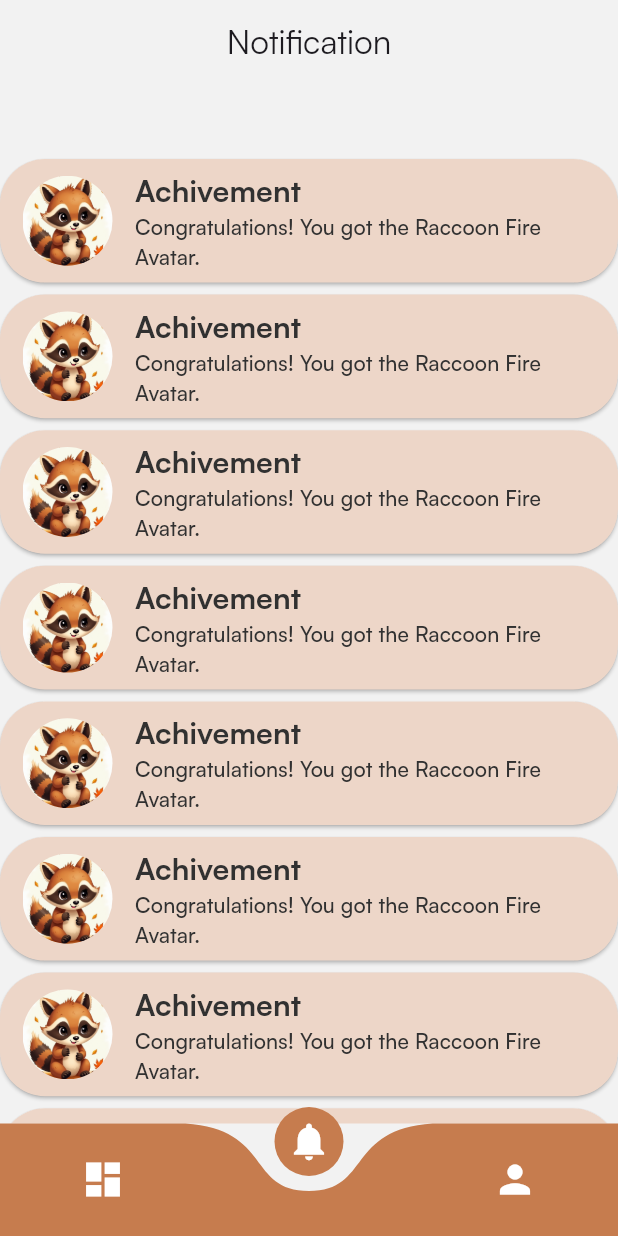
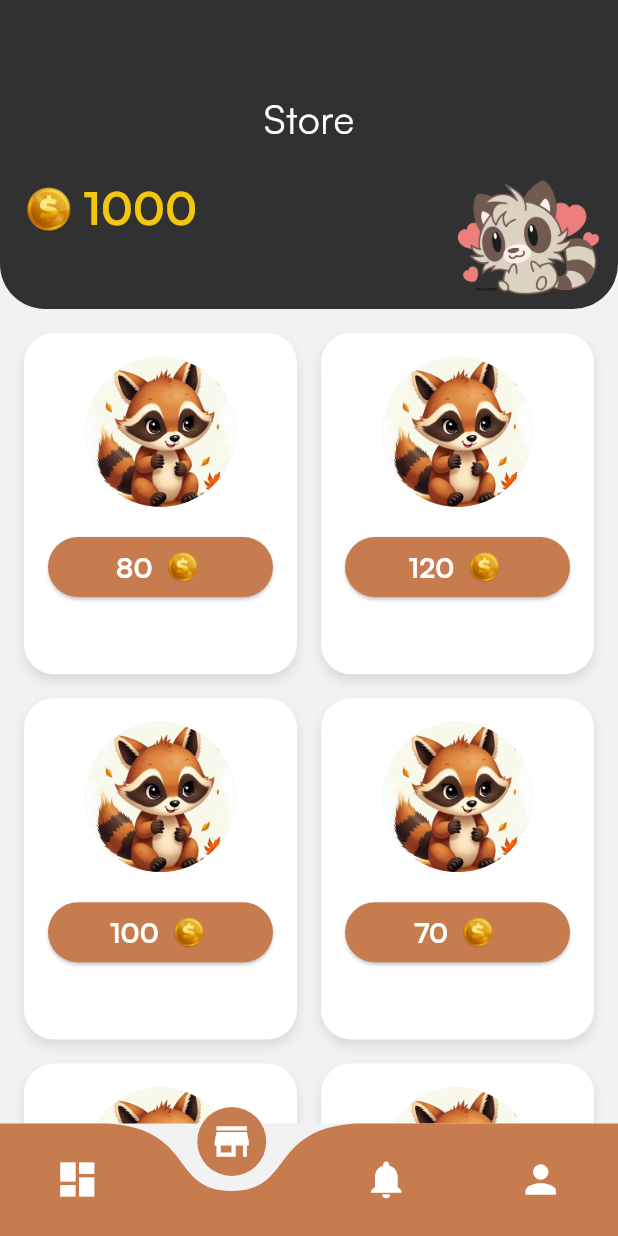
Before and after one commit to MDuuc/learning_app, a Flutter app: the screen it shows after launch, item 2 of the bottom bar chosen, on a phone screen of 412 x 824 dp. Run offline on Flutter 3.47's test engine with Material 3 defaults, Android fonts, the light colour scheme and no system bars; drawn by our look-alikes of curved_navigation_bar; our stand-ins replace flutter_svg, shared_preferences; missing offline and left inert: google_mlkit_digital_ink_recognition.

Commit message:
Create and done UI of store page

```diff
--- a/raccoon_learning/lib/constants/assets/app_images.dart
+++ b/raccoon_learning/lib/constants/assets/app_images.dart
@@ -7,6 +7,7 @@ class AppImages{
   static const String rac_3 = '${basePath}rac_3.png';
   static const String user = '${basePath}user.png';
   static const String fire = '${basePath}fire.png';
+  static const String coin = '${basePath}coin.png';
   static const String raccoon_playing = '${basePath}raccoon_playing.png';
   static const String raccoon_learning = '${basePath}raccoon_learning.png';
   static const String raccoon_achievement = '${basePath}raccoon_achievement.png';
--- a/raccoon_learning/lib/constants/theme/app_colors.dart
+++ b/raccoon_learning/lib/constants/theme/app_colors.dart
@@ -10,7 +10,7 @@ class AppColors {
   static const brown_light = Color(0xFFedd6c8);
   static const orange = Color(0xFFFDA300);
   static const red = Color(0xFFFC5A00);
-
+  static const yellow_coin = Color(0xFFf3c70d);
 
 
 
--- a/raccoon_learning/lib/main.dart
+++ b/raccoon_learning/lib/main.dart
@@ -4,13 +4,13 @@ import 'package:raccoon_learning/constants/theme/app_theme.dart';
 import 'package:raccoon_learning/presentation/home/control_page.dart';
 import 'package:raccoon_learning/presentation/home/learning/draw_page.dart';
 import 'package:raccoon_learning/presentation/intro/intro_page.dart';
-import 'package:raccoon_learning/presentation/user/notify_provider/Avatar_notifier.dart';
+import 'package:raccoon_learning/presentation/user/notify_provider/User_notifier.dart';
 import 'package:raccoon_learning/presentation/widgets/dialog/pause_dialog.dart';
 
 void main() {
   runApp(
     ChangeNotifierProvider(
-      create: (context) => AvatarNotifier()..loadAvatar(),
+      create: (context) => UserNotifier()..loadUserInfo(),
       child: const MyApp(),
     ),
   );
@@ -34,3 +34,38 @@ class MyApp extends StatelessWidget {
     );
   }
 }
+
+
+Future<dynamic> showFullImage(BuildContext context, ImageProvider  image) {
+  return showDialog(
+    context: context,
+    barrierDismissible: false,
+    builder: (BuildContext context) {
+      return Dialog(
+        backgroundColor: Colors.transparent,
+        child: Stack(
+          children: [
+            // Full-screen image
+            Center(
+              child: ClipRRect(
+                borderRadius: BorderRadius.circular(10),
+                child: Image(image: image),
+              ),
+            ),
+            // Close button
+            Positioned(
+              top: 0,
+              right: 0,
+              child: IconButton(
+                icon: Icon(Icons.close, color: Colors.white, size: 30),
+                onPressed: () {
+                  Navigator.of(context).pop(); // Close the dialog
+                },
+              ),
+            ),
+          ],
+        ),
+      );
+    },
+  );
+}
--- a/raccoon_learning/lib/presentation/home/achievement/tab_controler_achive.dart
+++ b/raccoon_learning/lib/presentation/home/achievement/tab_controler_achive.dart
@@ -1,4 +1,5 @@
 import 'package:flutter/material.dart';
+import 'package:raccoon_learning/constants/theme/app_colors.dart';
 import 'package:raccoon_learning/presentation/home/achievement/learning_archie_page.dart';
 
 class TabControlerAchive extends StatefulWidget {
@@ -23,6 +24,8 @@ class _TabControlerAchiveState extends State<TabControlerAchive> with SingleTick
       appBar: AppBar(
         automaticallyImplyLeading: false, // Disable default back button
         title: const Text("Achievement"),
+        backgroundColor: AppColors.black,
+        foregroundColor: Colors.white,
         centerTitle: true,
         leading: GestureDetector(
           onTap: () {
@@ -39,14 +42,15 @@ class _TabControlerAchiveState extends State<TabControlerAchive> with SingleTick
             child: const Icon(
               Icons.arrow_back_ios_new,
               size: 15,
-              color: Colors.black,
+              color: Colors.white,
             ),
           ),
         ),
         bottom: TabBar(
           controller: _tabController,
-          labelColor: Colors.black,
-          indicatorColor: Colors.blue,
+          labelColor: AppColors.brown_light,
+          unselectedLabelColor: Colors.white,
+          indicatorColor: AppColors.brown_light,
           tabs: const [
             Tab(
               text: 'Competitive',
--- a/raccoon_learning/lib/presentation/home/achievement/widget/achiement_button.dart
+++ b/raccoon_learning/lib/presentation/home/achievement/widget/achiement_button.dart
@@ -1,5 +1,6 @@
 import 'package:flutter/material.dart';
 import 'package:raccoon_learning/constants/theme/app_colors.dart';
+import 'package:raccoon_learning/main.dart';
 
 class AchiementButton extends StatefulWidget {
   final ImageProvider image;
@@ -90,37 +91,3 @@ class _AchiementButtonState extends State<AchiementButton> {
     );
   }
 }
-
-Future<dynamic> showFullImage(BuildContext context, ImageProvider  image) {
-  return showDialog(
-    context: context,
-    barrierDismissible: false,
-    builder: (BuildContext context) {
-      return Dialog(
-        backgroundColor: Colors.transparent,
-        child: Stack(
-          children: [
-            // Full-screen image
-            Center(
-              child: ClipRRect(
-                borderRadius: BorderRadius.circular(10),
-                child: Image(image: image),
-              ),
-            ),
-            // Close button
-            Positioned(
-              top: 0,
-              right: 0,
-              child: IconButton(
-                icon: Icon(Icons.close, color: Colors.white, size: 30),
-                onPressed: () {
-                  Navigator.of(context).pop(); // Close the dialog
-                },
-              ),
-            ),
-          ],
-        ),
-      );
-    },
-  );
-}
--- a/raccoon_learning/lib/presentation/home/control_page.dart
+++ b/raccoon_learning/lib/presentation/home/control_page.dart
@@ -4,6 +4,7 @@ import 'package:raccoon_learning/constants/theme/app_colors.dart';
 import 'package:raccoon_learning/presentation/home/home_page.dart';
 import 'package:raccoon_learning/presentation/home/notification_page.dart';
 import 'package:raccoon_learning/presentation/home/profile/profile_page.dart';
+import 'package:raccoon_learning/presentation/home/store_page.dart';
 
 class ControlPage extends StatefulWidget {
   const ControlPage({super.key});
@@ -17,6 +18,7 @@ class _ControlPageState extends State<ControlPage> {
 
   final List<Widget> _page = [
   const HomePage(),
+  const StorePage(),
   const NotificationPage(),
   const ProfilePage(),
 ];
@@ -27,6 +29,7 @@ class _ControlPageState extends State<ControlPage> {
       bottomNavigationBar: CurvedNavigationBar(items: <Widget>
       [
       const Icon(Icons.dashboard, size: 30, color: Colors.white,),
+      const Icon(Icons.store, size: 30, color: Colors.white,),
       const Icon(Icons.notifications, size: 30, color: Colors.white,),
       const Icon(Icons.person, size: 30, color: Colors.white,)
       ],
--- a/raccoon_learning/lib/presentation/home/home_page.dart
+++ b/raccoon_learning/lib/presentation/home/home_page.dart
@@ -4,7 +4,7 @@ import 'package:raccoon_learning/constants/assets/app_images.dart';
 import 'package:raccoon_learning/constants/theme/app_colors.dart';
 import 'package:raccoon_learning/presentation/home/achievement/tab_controler_achive.dart';
 import 'package:raccoon_learning/presentation/home/learning/choose_grade_page.dart';
-import 'package:raccoon_learning/presentation/user/notify_provider/Avatar_notifier.dart';
+import 'package:raccoon_learning/presentation/user/notify_provider/User_notifier.dart';
 
 class HomePage extends StatefulWidget {
   const HomePage({super.key});
@@ -21,7 +21,7 @@ class _HomePageState extends State<HomePage> {
     double screenHeight = MediaQuery.of(context).size.height;
     double screenWidth = MediaQuery.of(context).size.width;
     return Scaffold(
-      body: Consumer<AvatarNotifier>(builder: (context, avatar, child){
+      body: Consumer<UserNotifier>(builder: (context, avatar, child){
         currentAvatar = AssetImage(avatar.avatarPath);
         return Column(
         children: [
--- a/raccoon_learning/lib/presentation/home/profile/change_avatar.dart
+++ b/raccoon_learning/lib/presentation/home/profile/change_avatar.dart
@@ -2,7 +2,8 @@ import 'package:flutter/material.dart';
 import 'package:provider/provider.dart';
 import 'package:raccoon_learning/constants/assets/app_images.dart';
 import 'package:raccoon_learning/constants/theme/app_colors.dart';
-import 'package:raccoon_learning/presentation/user/notify_provider/Avatar_notifier.dart';
+import 'package:raccoon_learning/presentation/user/notify_provider/User_notifier.dart';
+import 'package:raccoon_learning/presentation/widgets/widget.dart';
 
 class ChangeAvatar extends StatefulWidget {
   const ChangeAvatar({super.key});
@@ -112,31 +113,8 @@ class _ChangeAvatarState extends State<ChangeAvatar> {
                     context: context,
                     builder: (context) {
                       //alert diaglog to check twice confirm
-                      return AlertDialog(
-                        title: const Text("Confirm avatar"),
-                        content: const Text("Do you want to choose this avatar?"),
-                        actions: [
-                          TextButton(
-                            onPressed: () => Navigator.pop(context),
-                            child: const Text('Cancle', style: TextStyle(color: AppColors.black),),
-                          ),
-                          TextButton(
-                            onPressed: () {
-                              Provider.of<AvatarNotifier>(context, listen: false).saveAvatar(avatars[selectedIndex]);  //save image
-                              Navigator.pop(context);
-                            },
-                            style: ButtonStyle(
-
-                            ),
-                            child: const Text(
-                              'Confirm',
-                              style: TextStyle(
-                                color: AppColors.primary
-                              ),
-                              ),
-                          ),
-                        ],
-                      );
+                      return
+                      my_alert_dialog(context, 'Confirm avatar', 'Do you want to choose this avatar?', (){Provider.of<UserNotifier>(context, listen: false).saveAvatar(avatars[selectedIndex]);});  //save image  )
                     },
                   );
                 },
--- a/raccoon_learning/lib/presentation/home/profile/profile_page.dart
+++ b/raccoon_learning/lib/presentation/home/profile/profile_page.dart
@@ -1,10 +1,11 @@
 import 'package:flutter/material.dart';
 import 'package:provider/provider.dart';
 import 'package:raccoon_learning/constants/theme/app_colors.dart';
+import 'package:raccoon_learning/main.dart';
 import 'package:raccoon_learning/presentation/home/achievement/widget/achiement_button.dart';
 import 'package:raccoon_learning/presentation/home/profile/change_avatar.dart';
 import 'package:raccoon_learning/presentation/home/profile/change_password_page.dart';
-import 'package:raccoon_learning/presentation/user/notify_provider/Avatar_notifier.dart';
+import 'package:raccoon_learning/presentation/user/notify_provider/User_notifier.dart';
 import 'package:raccoon_learning/presentation/widgets/appbar/app_bar.dart';
 
 class ProfilePage extends StatefulWidget {
@@ -31,7 +32,7 @@ class _ProfilePageState extends State<ProfilePage> {
         ),
         backgroundColor: AppColors.black,
       ),
-      body: Consumer <AvatarNotifier>(builder: (context, avatar, child){
+      body: Consumer <UserNotifier>(builder: (context, avatar, child){
         currentAvatar =AssetImage(avatar.avatarPath);
         return  Stack(
         children: [
--- /dev/null
+++ b/raccoon_learning/lib/presentation/home/store_page.dart
@@ -0,0 +1,184 @@
+import 'package:flutter/material.dart';
+import 'package:provider/provider.dart';
+import 'package:raccoon_learning/constants/assets/app_images.dart';
+import 'package:raccoon_learning/constants/theme/app_colors.dart';
+import 'package:raccoon_learning/main.dart';
+import 'package:raccoon_learning/presentation/home/achievement/widget/achiement_button.dart';
+import 'package:raccoon_learning/presentation/user/notify_provider/User_notifier.dart';
+import 'package:raccoon_learning/presentation/widgets/appbar/app_bar.dart';
+
+class StorePage extends StatefulWidget {
+  const StorePage({super.key});
+
+  @override
+  State<StorePage> createState() => _StorePageState();
+}
+
+class _StorePageState extends State<StorePage> {
+  final List<Map<String, dynamic>> storeItems = [
+    {"image": AppImages.raccoon_notifi, "price": "80"},
+    {"image": AppImages.raccoon_notifi, "price": "120"},
+    {"image": AppImages.raccoon_notifi, "price": "100"},
+    {"image": AppImages.raccoon_notifi, "price": "70"},
+    {"image": AppImages.raccoon_notifi, "price": "80"},
+    {"image": AppImages.raccoon_notifi, "price": "120"},
+    {"image": AppImages.raccoon_notifi, "price": "100"},
+    {"image": AppImages.raccoon_notifi, "price": "70"},
+  ];
+
+  @override
+  Widget build(BuildContext context) {
+    double screenHeight = MediaQuery.of(context).size.height;
+    double screenWidth = MediaQuery.of(context).size.width;
+
+    return Scaffold(
+      body: Consumer<UserNotifier>(builder: (context, user, child) {
+        return Column(
+          children: [
+            Container(
+              width: screenWidth,
+              height: screenHeight / 4,
+              decoration: const BoxDecoration(
+                color: AppColors.black,
+                borderRadius: BorderRadius.only(
+                  bottomRight: Radius.circular(30),
+                  bottomLeft: Radius.circular(30),
+                ),
+              ),
+              child: SingleChildScrollView(
+                child: Column(
+                  children: [
+                    const SizedBox(height: 60),
+                    Text(
+                      "Store",
+                      textAlign: TextAlign.center,
+                      style: const TextStyle(
+                        fontSize: 26,
+                        color: Colors.white,
+                      ),
+                    ),
+                    const SizedBox(height: 20),
+                    Padding(
+                      padding: EdgeInsets.symmetric(horizontal: 10),
+                      child: Row(
+                        crossAxisAlignment: CrossAxisAlignment.start,
+                        children: [
+                          Container(
+                            height: 45,
+                            child: Image.asset(
+                              AppImages.coin,
+                            ),
+                          ),
+                          Text(
+                            "1000",
+                            style: TextStyle(
+                              color: AppColors.yellow_coin,
+                              fontSize: 30,
+                              fontWeight: FontWeight.bold,
+                            ),
+                          ),
+                          const Spacer(),
+                          Container(
+                            width: 100,
+                            child: Image.asset(
+                              AppImages.rac_3,
+                              fit: BoxFit.cover,
+                            ),
+                          ),
+                        ],
+                      ),
+                    ),
+                  ],
+                ),
+              ),
+            ),
+            Expanded(
+              child: GridView.builder(
+                padding: const EdgeInsets.all(16),
+                gridDelegate: const SliverGridDelegateWithFixedCrossAxisCount(
+                  crossAxisCount: 2,
+                  crossAxisSpacing: 16,
+                  mainAxisSpacing: 16,
+                  childAspectRatio: 0.8,
+                ),
+                itemCount: storeItems.length,
+                itemBuilder: (context, index) {
+                  final item = storeItems[index];
+                  return storeItem(
+                    context,
+                     item["image"],
+                     item["price"],
+                     () {
+                      // Do something here
+                    },
+                  );
+                },
+              ),
+            ),
+          ],
+        );
+      }),
+    );
+  }
+}
+
+
+
+  @override
+  Widget storeItem (BuildContext context, String image,  String price,  final VoidCallback onPress) {
+    return Container(
+      padding: const EdgeInsets.all(16.0),
+      decoration: BoxDecoration(
+        color: Colors.white,
+        borderRadius: BorderRadius.circular(20),
+        boxShadow: [
+          BoxShadow(
+            color: Colors.black.withOpacity(0.1),
+            blurRadius: 6,
+            offset: const Offset(0, 4),
+          ),
+        ],
+      ),
+      child: Column(
+        mainAxisSize: MainAxisSize.min,
+        children: [
+          GestureDetector(
+            onTap: (){showFullImage(context, AssetImage(image));},
+            child: CircleAvatar(
+              radius: 50,
+              backgroundImage: AssetImage(image),
+            ),
+          ),
+          const SizedBox(height: 16),
+          SizedBox(
+            child: ElevatedButton(
+              onPressed: onPress,
+              style: ElevatedButton.styleFrom(
+                shape: RoundedRectangleBorder(
+                  borderRadius: BorderRadius.circular(20),
+                ),
+                backgroundColor: AppColors.primary,
+              ),
+              child: Row(
+                mainAxisAlignment: MainAxisAlignment.center,
+                children: [
+                  Text(
+                    price,
+                    style: const TextStyle(
+                        color: Colors.white,
+                        fontSize: 18,
+                        fontWeight: FontWeight.bold),
+                  ),
+                  const SizedBox(width: 5),
+                  Container(
+                    height: 30,
+                    child: Image.asset(AppImages.coin),
+                  ),
+                ],
+              ),
+            ),
+          ),
+        ],
+      ),
+    );
+  }
--- a/raccoon_learning/lib/presentation/user/notify_provider/Avatar_notifier.dart
+++ /dev/null
@@ -1,24 +0,0 @@
-import 'package:flutter/foundation.dart';
-import 'package:raccoon_learning/constants/assets/app_images.dart';
-import 'package:shared_preferences/shared_preferences.dart';
-
-class AvatarNotifier extends ChangeNotifier {
-  String _avatarPath = AppImages.user;  // Avatar default
-
-  String get avatarPath => _avatarPath;
-
-  // Hàm lấy dữ liệu avatar từ SharedPreferences
-  Future<void> loadAvatar() async {
-    final prefs = await SharedPreferences.getInstance();
-    _avatarPath = prefs.getString('user_avatar') ?? '';  // get avatar from  shraredPreference
-    notifyListeners();
-  }
-
-  // Hàm lưu dữ liệu avatar vào SharedPreferences
-  Future<void> saveAvatar(String avatarPath) async {
-    final prefs = await SharedPreferences.getInstance();
-    await prefs.setString('user_avatar', avatarPath);  // save avatar
-    _avatarPath = avatarPath;
-    notifyListeners();
-  }
-}
--- /dev/null
+++ b/raccoon_learning/lib/presentation/user/notify_provider/User_notifier.dart
@@ -0,0 +1,42 @@
+import 'package:flutter/foundation.dart';
+import 'package:raccoon_learning/constants/assets/app_images.dart';
+import 'package:shared_preferences/shared_preferences.dart';
+
+class UserNotifier extends ChangeNotifier {
+  String _avatarPath = AppImages.user;  // Avatar default
+  String _username = '';
+  int _coin = 0;
+  String get avatarPath => _avatarPath;
+  String get username => _username;
+  int get coin => _coin;
+  // Get user in4 From SharedPreferences
+  Future<void> loadUserInfo() async {
+    final prefs = await SharedPreferences.getInstance();
+    _avatarPath = prefs.getString('user_avatar') ?? AppImages.user;
+    _username = prefs.getString('username') ?? '';
+    _coin = prefs.getInt('user_coin') ?? 0;
+    notifyListeners();
+  }
+
+  // Save avatar to SharedPreferences
+  Future<void> saveAvatar(String avatarPath) async {
+    final prefs = await SharedPreferences.getInstance();
+    await prefs.setString('user_avatar', avatarPath);  // save avatar
+    _avatarPath = avatarPath;
+    notifyListeners();
+  }
+
+    Future<void> saveUsername(String username) async {
+    final prefs = await SharedPreferences.getInstance();
+    await prefs.setString('username', username);
+    _username = username;
+    notifyListeners();
+  }
+
+    Future<void> saveCoin(int coin) async {
+    final prefs = await SharedPreferences.getInstance();
+    await prefs.setInt('user_coin', coin);
+    _coin = coin;
+    notifyListeners();
+  }
+}
--- /dev/null
+++ b/raccoon_learning/lib/presentation/widgets/widget.dart
@@ -0,0 +1,30 @@
+import 'package:flutter/material.dart';
+import 'package:raccoon_learning/constants/theme/app_colors.dart';
+
+Widget my_alert_dialog (BuildContext context, String title, String description, VoidCallback onpress){
+  return AlertDialog(
+    title:  Text(title),
+    content:  Text(description),
+    actions: [
+      TextButton(
+        onPressed: () => Navigator.pop(context),
+        child: const Text('Cancle', style: TextStyle(color: AppColors.black),),
+      ),
+      TextButton(
+        onPressed: () {
+          onpress; //save image
+          Navigator.pop(context);
+        },
+        style: ButtonStyle(
+
+        ),
+        child: const Text(
+          'Confirm',
+          style: TextStyle(
+            color: AppColors.primary
+          ),
+          ),
+      ),
+    ],
+  );
+}
```
Also changed, not shown: raccoon_learning/assets/images/coin.png (added).
